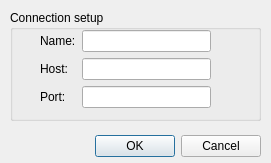
Before: the Qt Designer form src/connectiondialog.ui in Mogara/QSanguosha, drawn with Qt 5.
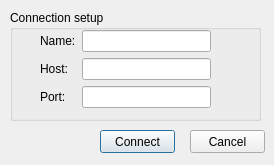
After: the same form once the commit is applied.

Commit message:
Revamp the connection dialog
When push connection dialog, save connection setup to Config

What changed in the file:
```diff
--- a/src/connectiondialog.ui
+++ b/src/connectiondialog.ui
@@ -9,29 +9,13 @@
    <rect>
     <x>0</x>
     <y>0</y>
-    <width>271</width>
-    <height>163</height>
+    <width>274</width>
+    <height>165</height>
    </rect>
   </property>
   <property name="windowTitle">
    <string>Connection setup</string>
   </property>
-  <widget class="QDialogButtonBox" name="buttonBox">
-   <property name="geometry">
-    <rect>
-     <x>40</x>
-     <y>130</y>
-     <width>221</width>
-     <height>32</height>
-    </rect>
-   </property>
-   <property name="orientation">
-    <enum>Qt::Horizontal</enum>
-   </property>
-   <property name="standardButtons">
-    <set>QDialogButtonBox::Cancel|QDialogButtonBox::Ok</set>
-   </property>
-  </widget>
   <widget class="QGroupBox" name="groupBox">
    <property name="geometry">
     <rect>
@@ -90,6 +74,32 @@
     </layout>
    </widget>
   </widget>
+  <widget class="QPushButton" name="connectButton">
+   <property name="geometry">
+    <rect>
+     <x>100</x>
+     <y>130</y>
+     <width>75</width>
+     <height>23</height>
+    </rect>
+   </property>
+   <property name="text">
+    <string>Connect</string>
+   </property>
+  </widget>
+  <widget class="QPushButton" name="cancelButton">
+   <property name="geometry">
+    <rect>
+     <x>190</x>
+     <y>130</y>
+     <width>75</width>
+     <height>23</height>
+    </rect>
+   </property>
+   <property name="text">
+    <string>Cancel</string>
+   </property>
+  </widget>
  </widget>
  <resources/>
  <connections>
```
Left out of the diff: 42 changed lines with no effect on the pictures. The commit also changes 5 other files.
